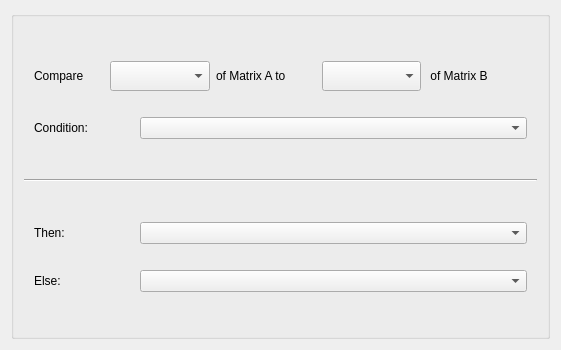
Before: the Qt Designer form src/Interface/Modules/Math/ConditionalMatrixDialog.ui in SCIInstitute/SCIRun, drawn with Qt 5.
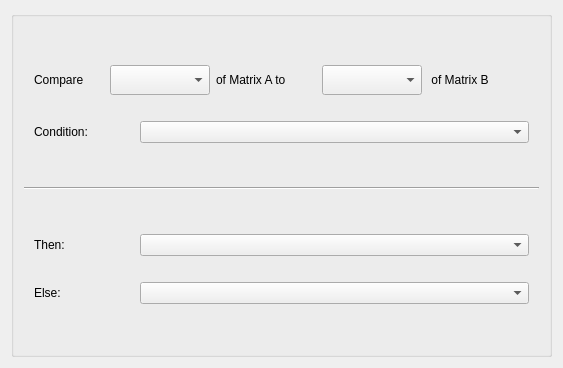
After: the same form once the commit is applied.

Commit message: module ui now showing up;

Patch:
```diff
--- a/src/Interface/Modules/Math/ConditionalMatrixDialog.ui
+++ b/src/Interface/Modules/Math/ConditionalMatrixDialog.ui
@@ -6,8 +6,8 @@
    <rect>
     <x>0</x>
     <y>0</y>
-    <width>561</width>
-    <height>350</height>
+    <width>563</width>
+    <height>368</height>
    </rect>
   </property>
   <property name="sizePolicy">
@@ -19,7 +19,7 @@
   <property name="minimumSize">
    <size>
     <width>560</width>
-    <height>350</height>
+    <height>360</height>
    </size>
   </property>
   <property name="windowTitle">
```
